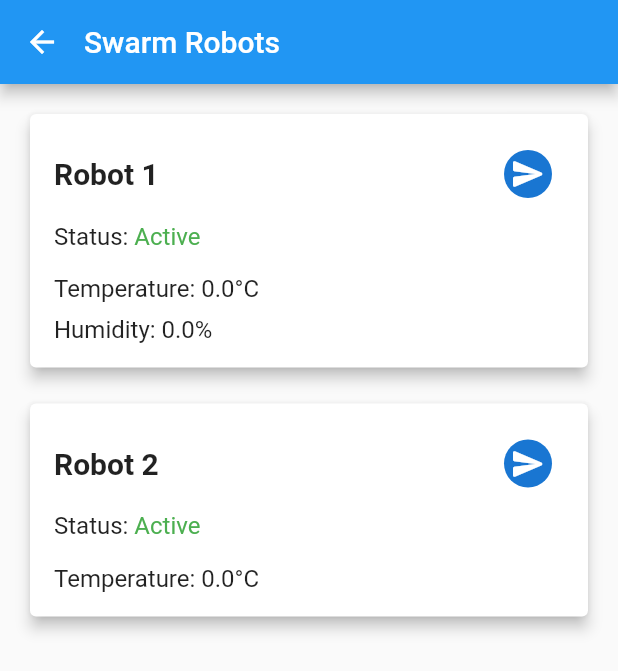
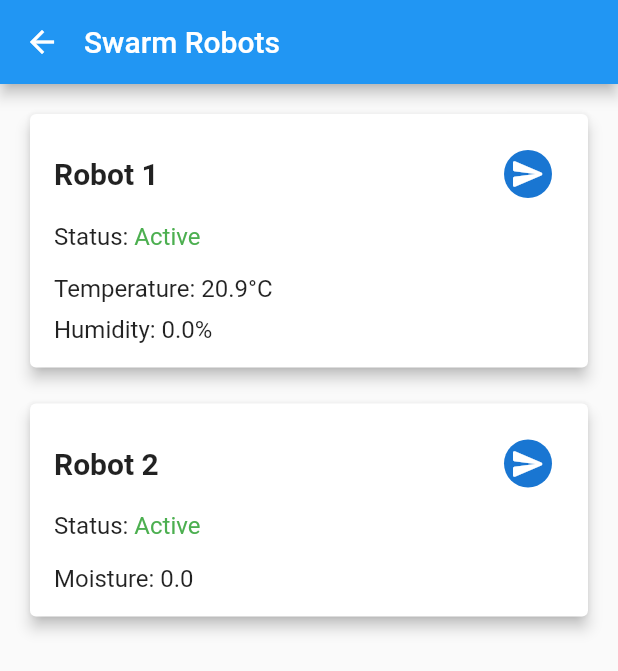
Before and after one commit to NagarajuBathina/smart-iot-app-2, a Flutter app: the SwarmRobotsScreen screen opened directly, after a tap on the "send" icon, on a phone screen of 412 x 824 dp. Shown: the top 671 px of the screen. Run offline on Flutter 3.47's test engine with Material 2 defaults, Android fonts, the light colour scheme and no system bars; our stand-ins replace cloud_firestore, firebase_core, flutter_dotenv, flutter_svg, vibration; accounts and stored records are empty.

Commit message:
last commit on march 25th

```diff
--- a/lib/screens/swarm_robots_screen.dart
+++ b/lib/screens/swarm_robots_screen.dart
@@ -1,5 +1,6 @@
 import 'package:cloud_firestore/cloud_firestore.dart';
 import 'package:flutter/material.dart';
+import 'package:vibration/vibration.dart';
 
 class SwarmRobotsScreen extends StatefulWidget {
   const SwarmRobotsScreen({super.key});
@@ -14,7 +15,7 @@ class _SwarmRobotsScreenState extends State<SwarmRobotsScreen> {
 
   double _robot1Temperature = 0.0;
   double _robot1Humidity = 0.0;
-  double _robot2Temperature = 0.0;
+  double _robot2Moisture = 0.0;
 
   @override
   void initState() {
@@ -24,21 +25,28 @@ class _SwarmRobotsScreenState extends State<SwarmRobotsScreen> {
 
   void _getSnapshotData() async {
     FirebaseFirestore.instance
-        .collection('test1')
-        .doc('0Hvf1CZFwwvivKwstCt8')
+        .collection('my_collection')
+        .doc('test_doc')
         .snapshots()
         .listen((event) {
       setState(() {
         var data = event.data();
         if (data != null) {
           _robot1Active = data['robot1Active'] ?? true;
-          _robot2Active = data['robot2Active'] ?? false;
-          _robot1Temperature = data['robot1Temperature'] ?? 0.0;
-          _robot1Humidity = data['robot1Humidity'] ?? 0.0;
-          _robot2Temperature = data['robot2Temperature'] ?? 0.0;
+          _robot2Active = data['robot2Active'] ?? true;
+          _robot1Temperature = data['temperature'] ?? 0.0;
+          _robot1Humidity = data['humidity'] ?? 0.0;
+          _robot2Moisture = data['moisture'] ?? 0.0;
         }
       });
     }, onError: (error) => print("Listen failed: $error"));
+  }
+
+  void _updateValues({required String key, required double value}) async {
+    await FirebaseFirestore.instance
+        .collection('my_collection')
+        .doc('test_doc')
+        .update({key: value});
   }
 
   @override
@@ -60,11 +68,10 @@ class _SwarmRobotsScreenState extends State<SwarmRobotsScreen> {
                 humidity: _robot1Humidity,
               ),
               const SizedBox(height: 16),
-              _buildRobotStatusCard(
+              _buildRobotStatusCard2(
                   robotName: 'Robot 2',
                   isActive: _robot2Active,
-                temperature: _robot2Temperature,
-              ),
+                  moisture: _robot2Moisture),
             ],
           ),
         ),
@@ -94,7 +101,10 @@ class _SwarmRobotsScreenState extends State<SwarmRobotsScreen> {
                       fontSize: 20, fontWeight: FontWeight.bold),
                 ),
                 IconButton(
-                    onPressed: () {},
+                    onPressed: () {
+                      Vibration.vibrate(duration: 100, amplitude: 128);
+                      _updateValues(key: 'temperature', value: 20.9);
+                    },
                     icon: const CircleAvatar(
                       child: Icon(
                         Icons.send_rounded,
@@ -123,13 +133,70 @@ class _SwarmRobotsScreenState extends State<SwarmRobotsScreen> {
               'Temperature: $temperature°C',
               style: const TextStyle(fontSize: 16),
             ),
-            if (humidity != null) ...[
             const SizedBox(height: 8),
             Text(
               'Humidity: $humidity%',
               style: const TextStyle(fontSize: 16),
             ),
           ],
+        ),
+      ),
+    );
+  }
+
+  Widget _buildRobotStatusCard2({
+    required String robotName,
+    required bool isActive,
+    required double moisture,
+  }) {
+    return Card(
+      elevation: 4,
+      child: Padding(
+        padding: const EdgeInsets.all(16.0),
+        child: Column(
+          crossAxisAlignment: CrossAxisAlignment.start,
+          children: [
+            Row(
+              mainAxisAlignment: MainAxisAlignment.spaceBetween,
+              children: [
+                Text(
+                  robotName,
+                  style: const TextStyle(
+                      fontSize: 20, fontWeight: FontWeight.bold),
+                ),
+                IconButton(
+                    onPressed: () {
+                      Vibration.vibrate(duration: 100, amplitude: 128);
+                      _updateValues(key: 'moisture', value: 22);
+                    },
+                    icon: const CircleAvatar(
+                      child: Icon(
+                        Icons.send_rounded,
+                      ),
+                    ))
+              ],
+            ),
+            const SizedBox(height: 8),
+            Row(
+              children: [
+                const Text(
+                  'Status: ',
+                  style: TextStyle(fontSize: 16),
+                ),
+                Text(
+                  isActive ? 'Active' : 'Inactive',
+                  style: TextStyle(
+                    fontSize: 16,
+                    color: isActive ? Colors.green : Colors.red,
+                  ),
+                ),
+              ],
+            ),
+            const SizedBox(height: 16),
+            Text(
+              'Moisture: $moisture',
+              style: const TextStyle(fontSize: 16),
+            ),
           ],
         ),
       ),
```
Lines whose indentation alone changed are shown as unchanged.
